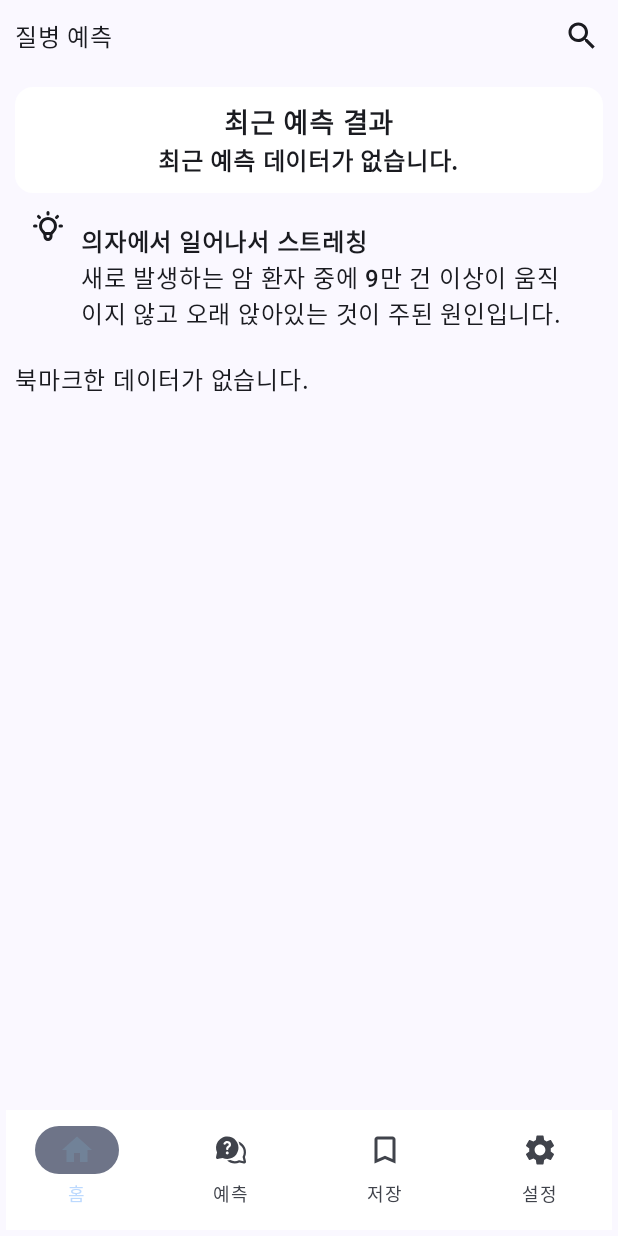
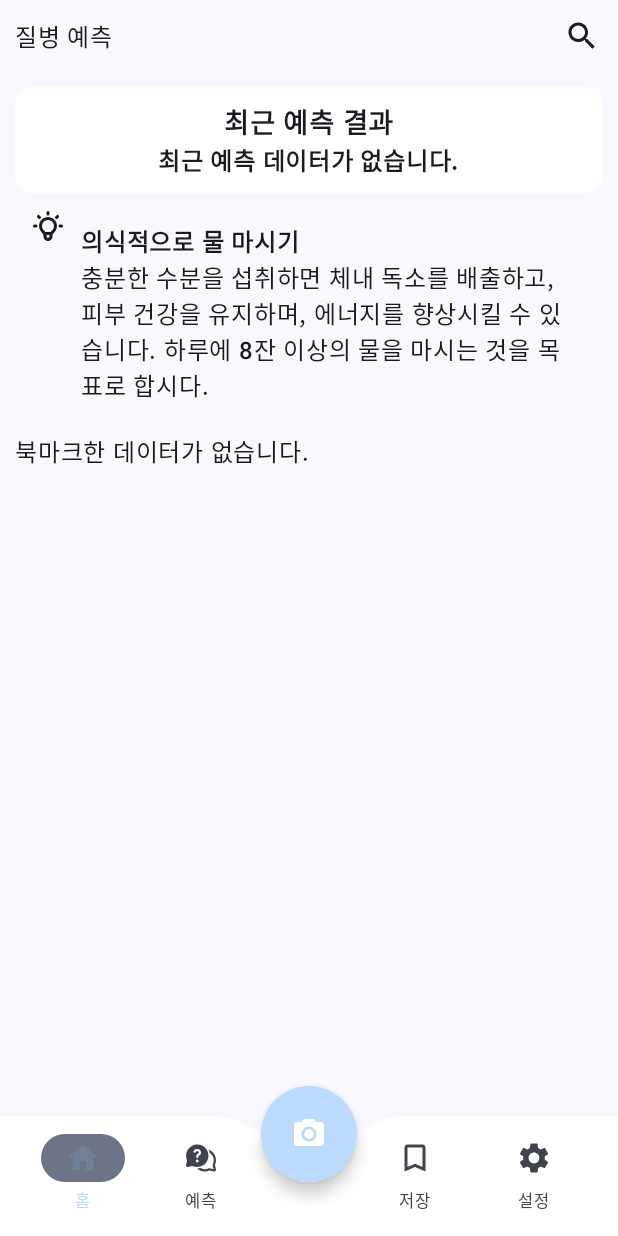
Before and after one commit to sonms/disease_prediction_android, an Android app built with Jetpack Compose: the @Preview function preView, on a phone screen of 412 x 824 dp. Run offline under Robolectric (Android 15) with nearby library versions, the phone set to English and light mode, and no system bars; our stand-ins replace Dagger/Hilt's generated code.

```diff
--- a/app/src/main/java/com/example/diseasepredictionappproject/MainActivity.kt
+++ b/app/src/main/java/com/example/diseasepredictionappproject/MainActivity.kt
@@ -5,11 +5,22 @@ import android.os.Bundle
 import androidx.activity.ComponentActivity
 import androidx.activity.compose.setContent
 import androidx.annotation.RequiresApi
+import androidx.compose.foundation.Canvas
+import androidx.compose.foundation.background
+import androidx.compose.foundation.layout.Arrangement
 import androidx.compose.foundation.layout.Box
+import androidx.compose.foundation.layout.Row
+import androidx.compose.foundation.layout.Spacer
 import androidx.compose.foundation.layout.fillMaxSize
 import androidx.compose.foundation.layout.fillMaxWidth
+import androidx.compose.foundation.layout.height
+import androidx.compose.foundation.layout.offset
 import androidx.compose.foundation.layout.padding
+import androidx.compose.foundation.layout.size
+import androidx.compose.foundation.layout.width
 import androidx.compose.foundation.layout.wrapContentSize
+import androidx.compose.foundation.shape.RoundedCornerShape
+import androidx.compose.material3.FloatingActionButton
 import androidx.compose.material3.Icon
 import androidx.compose.material3.MaterialTheme
 import androidx.compose.material3.NavigationBarItem
@@ -19,8 +30,10 @@ import androidx.compose.material3.Surface
 import androidx.compose.material3.Text
 import androidx.compose.runtime.Composable
 import androidx.compose.runtime.getValue
+import androidx.compose.ui.Alignment
 import androidx.compose.ui.Modifier
 import androidx.compose.ui.graphics.Color
+import androidx.compose.ui.graphics.Path
 import androidx.compose.ui.platform.LocalContext
 import androidx.compose.ui.res.painterResource
 import androidx.compose.ui.tooling.preview.Preview
@@ -55,6 +68,7 @@ class MainActivity : ComponentActivity() {
         data object Saved : BottomNavItem(R.string.bottom_saved, R.drawable.baseline_bookmark_border_24, "bookmark")
         data object Home : BottomNavItem(R.string.bottom_home, R.drawable.baseline_home_24, "home")
         data object Settings : BottomNavItem(R.string.bottom_settings, R.drawable.baseline_settings_24, "settings")
+        data object PillPredictionCamera : BottomNavItem(R.string.bottom_center, R.drawable.baseline_photo_camera_24, "pill")
     }
 
     @RequiresApi(Build.VERSION_CODES.O)
@@ -119,21 +133,74 @@ fun BottomNavigation(navController: NavController) {
     val items = listOf(
         MainActivity.BottomNavItem.Home,
         MainActivity.BottomNavItem.Prediction,
+        MainActivity.BottomNavItem.PillPredictionCamera,
         MainActivity.BottomNavItem.Saved,
         MainActivity.BottomNavItem.Settings,
     )
 
-    androidx.compose.material3.NavigationBar(
-        modifier = Modifier
-            .fillMaxWidth()
-            .padding(4.dp),
-        containerColor = Color.White,
-        contentColor = Color.Black
-    ) {
     val navBackStackEntry by navController.currentBackStackEntryAsState()
     val currentRoute = navBackStackEntry?.destination?.route
     val context = LocalContext.current
-        items.forEach { item ->
+
+    Box(
+        modifier = Modifier
+            .fillMaxWidth()
+            .height(80.dp),
+        contentAlignment = Alignment.BottomCenter
+    ) {
+        Canvas(
+            modifier = Modifier
+                .fillMaxWidth()
+                .height(80.dp)
+        ) {
+            val path = Path().apply {
+                val width = size.width
+                val height = size.height
+
+                // Start point
+                moveTo(0f, 0f)
+
+                // Left flat section
+                lineTo(width * 0.35f, 0f)
+
+                // Upper curve for central button
+                cubicTo(
+                    width * 0.4f, 0f,
+                    width * 0.45f, height * 0.3f,
+                    width * 0.5f, height * 0.3f
+                )
+                cubicTo(
+                    width * 0.55f, height * 0.3f,
+                    width * 0.6f, 0f,
+                    width * 0.65f, 0f
+                )
+
+                // Right flat section
+                lineTo(width, 0f)
+
+                // 바텀 경계선
+                lineTo(width, height)
+                lineTo(0f, height)
+
+                close()
+            }
+            drawPath(
+                path = path,
+                color = Color.White
+            )
+        }
+
+        Row(
+            modifier = Modifier
+                .fillMaxWidth()
+                .padding(horizontal = 16.dp),
+            verticalAlignment = Alignment.CenterVertically,
+            horizontalArrangement = Arrangement.SpaceBetween
+        ) {
+            items.forEachIndexed { index, item ->
+                if (index == 2) {
+                    Spacer(modifier = Modifier.width(64.dp)) // Space for central button
+                } else {
                     NavigationBarItem(
                         selected = currentRoute == item.screenRoute,
                         onClick = {
@@ -147,20 +214,40 @@ fun BottomNavigation(navController: NavController) {
                             Icon(
                                 painterResource(id = item.icon),
                                 contentDescription = item.title.toString(),
-                        modifier = Modifier.wrapContentSize(),
+                                modifier = Modifier.wrapContentSize()
                             )
                         },
                         label = {
                             Text(
-                        modifier = Modifier.wrapContentSize(),
-                        text = context.getString(item.title),
+                                text = LocalContext.current.getString(item.title),
+                                style = MaterialTheme.typography.labelSmall
                             )
                         },
                         colors = NavigationBarItemDefaults.colors(
                             selectedIconColor = blueColor7,
-                    //indicatorColor = MaterialTheme.colorScheme.background,
                             selectedTextColor = blueColor5
                         )
+                    )
+                }
+            }
+        }
+
+        // 가운데 버튼
+        FloatingActionButton(
+            onClick = {
+                navController.navigate(MainActivity.BottomNavItem.PillPredictionCamera.screenRoute)
+            },
+            containerColor = blueColor5,
+            modifier = Modifier
+                .size(64.dp)
+                .align(Alignment.TopCenter)
+                .offset(y = (-20).dp),
+            shape = RoundedCornerShape(36.dp)
+        ) {
+            Icon(
+                painter = painterResource(id = R.drawable.baseline_photo_camera_24),
+                contentDescription = "Center Button",
+                tint = Color.White
             )
         }
     }
@@ -178,6 +265,9 @@ fun NavigationGraph(
         }
         composable(MainActivity.BottomNavItem.Prediction.screenRoute) {
             PredictScreen()
+        }
+        composable(MainActivity.BottomNavItem.PillPredictionCamera.screenRoute) {
+
         }
         composable(MainActivity.BottomNavItem.Saved.screenRoute) {
             //CalendarScreen(navController)
--- /dev/null
+++ b/app/src/main/java/com/example/diseasepredictionappproject/data/PredictionImageResponse.kt
@@ -0,0 +1,8 @@
+package com.example.diseasepredictionappproject.data
+
+import com.google.gson.annotations.SerializedName
+
+data class PredictionImageResponse(
+    @SerializedName("prediction_pill_name")
+    val predictionPillName: String
+)
--- a/app/src/main/java/com/example/diseasepredictionappproject/network/fast_api/ApiService.kt
+++ b/app/src/main/java/com/example/diseasepredictionappproject/network/fast_api/ApiService.kt
@@ -2,10 +2,14 @@ package com.example.diseasepredictionappproject.network.fast_api
 
 import com.example.diseasepredictionappproject.data.PredictionDiseaseResponse
 import com.example.diseasepredictionappproject.data.PredictionFeaturesData
+import com.example.diseasepredictionappproject.data.PredictionImageResponse
+import okhttp3.MultipartBody
 import retrofit2.Call
 import retrofit2.http.Body
 import retrofit2.http.GET
+import retrofit2.http.Multipart
 import retrofit2.http.POST
+import retrofit2.http.Part
 
 interface ApiService {
     @GET("predict")
@@ -16,4 +20,10 @@ interface ApiService {
 
     @POST("predict-disease")
     fun postPredictDisease(@Body predictionFeatures : PredictionFeaturesData) : Call<PredictionDiseaseResponse>
+
+    @Multipart
+    @POST("pill-predict")
+    fun postPredictPill(
+        @Part file: MultipartBody.Part
+    ): Call<PredictionImageResponse>
 }
--- a/app/src/main/java/com/example/diseasepredictionappproject/view/bottom_navigation/home/HomeScreen.kt
+++ b/app/src/main/java/com/example/diseasepredictionappproject/view/bottom_navigation/home/HomeScreen.kt
@@ -191,7 +191,7 @@ fun HomeScreen( //건강관련팁, 질병정보검색, 최근예측결과요약
                             // MedicineItem 타입의 데이터 처리
                             var formatItem : Item?
 
-                            (bookMarkItem as MedicineEntity).let {
+                            (bookMarkItem).let {
                                 formatItem = Item (
                                     /*
                                     val entpName: String?,
--- /dev/null
+++ b/app/src/main/java/com/example/diseasepredictionappproject/view/bottom_navigation/pill_predict/PillPredictScreen.kt
@@ -0,0 +1,48 @@
+package com.example.diseasepredictionappproject.view.bottom_navigation.pill_predict
+
+import androidx.compose.foundation.layout.Arrangement
+import androidx.compose.foundation.layout.Column
+import androidx.compose.foundation.layout.Row
+import androidx.compose.foundation.layout.fillMaxWidth
+import androidx.compose.foundation.layout.padding
+import androidx.compose.foundation.layout.wrapContentHeight
+import androidx.compose.foundation.layout.wrapContentSize
+import androidx.compose.material.icons.Icons
+import androidx.compose.material.icons.automirrored.filled.ArrowBack
+import androidx.compose.material3.Icon
+import androidx.compose.material3.IconButton
+import androidx.compose.runtime.Composable
+import androidx.compose.ui.Alignment
+import androidx.compose.ui.Modifier
+import androidx.compose.ui.unit.dp
+import androidx.navigation.NavController
+
+@Composable
+fun PillPredictScreen(
+    navController: NavController
+) {
+
+
+    Column(
+        modifier = Modifier
+            .fillMaxWidth()
+            .wrapContentHeight()
+    ) {
+        Row(
+            verticalAlignment = Alignment.Top,
+            horizontalArrangement = Arrangement.Start
+        ) {
+            IconButton(onClick = { navController.popBackStack() }) {
+                Column(
+                    modifier = Modifier
+                        .padding(5.dp)
+                        .wrapContentSize()
+                        .align(Alignment.Top),
+                    horizontalAlignment = Alignment.Start
+                ) {
+                    Icon(Icons.AutoMirrored.Default.ArrowBack, contentDescription = "backScreen")
+                }
+            }
+        }
+    }
+}
--- /dev/null
+++ b/app/src/main/res/drawable/baseline_photo_camera_24.xml
@@ -0,0 +1,6 @@
+<vector android:height="24dp" android:tint="#FFFFFF"
+    android:viewportHeight="24" android:viewportWidth="24"
+    android:width="24dp" xmlns:android="http://schemas.android.com/apk/res/android">
+    <path android:fillColor="@android:color/white" android:pathData="M12,12m-3.2,0a3.2,3.2 0,1 1,6.4 0a3.2,3.2 0,1 1,-6.4 0"/>
+    <path android:fillColor="@android:color/white" android:pathData="M9,2L7.17,4L4,4c-1.1,0 -2,0.9 -2,2v12c0,1.1 0.9,2 2,2h16c1.1,0 2,-0.9 2,-2L22,6c0,-1.1 -0.9,-2 -2,-2h-3.17L15,2L9,2zM12,17c-2.76,0 -5,-2.24 -5,-5s2.24,-5 5,-5 5,2.24 5,5 -2.24,5 -5,5z"/>
+</vector>
--- a/app/src/main/res/values/strings.xml
+++ b/app/src/main/res/values/strings.xml
@@ -5,4 +5,5 @@
     <string name="bottom_home">홈</string>
     <string name="bottom_settings">설정</string>
     <string name="bottom_saved">저장</string>
+    <string name="bottom_center">알약</string>
 </resources>
```
Lines whose indentation alone changed are shown as unchanged.
